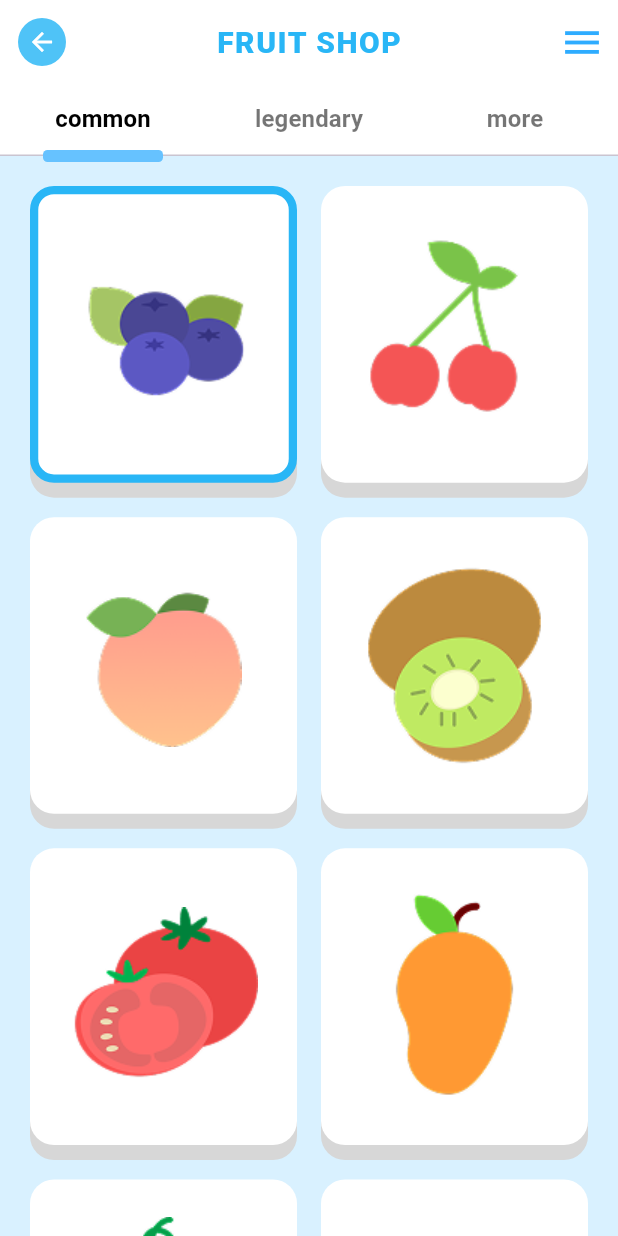
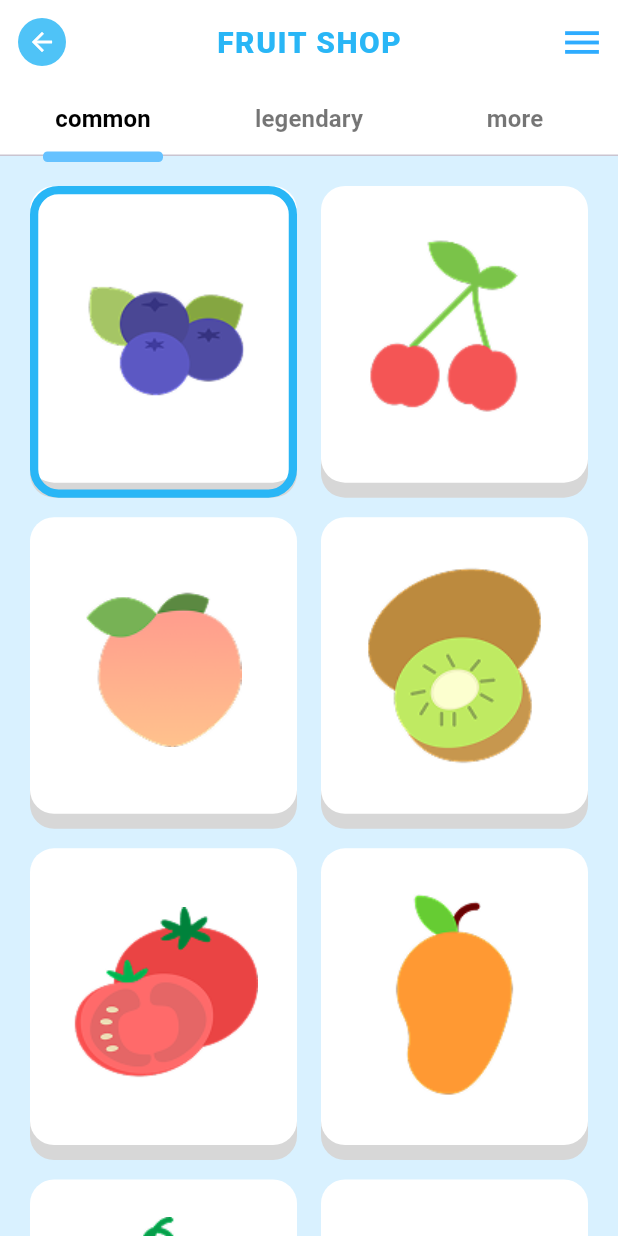
Before and after one commit to jinyoung804/Buggie, a Flutter app: the screen it shows after launch, on a phone screen of 412 x 824 dp. Run offline on Flutter 3.47's test engine with Material 3 defaults, Android fonts, the phone set to English and light mode, and no system bars; our stand-ins replace shared_preferences.

Commit message:
[fix] : 그림자 튀어나온 이슈

```diff
--- a/lib/screens/select_fruit_screen.dart
+++ b/lib/screens/select_fruit_screen.dart
@@ -103,7 +103,7 @@ class _SelectFruitScreenState extends State<SelectFruitScreen>
 
               // 2. 흰색 상자 하단 경계선에 딱 걸쳐있는 파란색 선(인디케이터)
               Positioned(
-                bottom: -4, // 👈 바 높이(6px)의 절반만큼 아래로 내리면 경계선 중앙에 반씩 걸쳐집니다!
+                bottom: -4,
                 left: 0,
                 right: 0,
                 child: AnimatedBuilder(
@@ -119,10 +119,10 @@ class _SelectFruitScreenState extends State<SelectFruitScreen>
                         width: tabWidth,
                         alignment: Alignment.center,
                         child: Container(
-                          width: 80, // 바의 가로 길이를 원하시는 대로 조정하세요
-                          height: 8,  // 바의 두께
+                          width: 80,
+                          height: 7,
                           decoration: BoxDecoration(
-                            color: const Color(0xFF66C2FF), // 진하늘색
+                            color: const Color(0xFF66C2FF),
                             borderRadius: BorderRadius.circular(3),
                           ),
                         ),
@@ -159,20 +159,19 @@ class _SelectFruitScreenState extends State<SelectFruitScreen>
                       selectedIndex = index;
                     });
                   },
+                  child: Stack(
+                    clipBehavior: Clip.none,
+                    children: [
+                      // 1. [바탕 카드] 선택 여부와 관계없이 크기와 그림자가 고정됨
+                      Positioned.fill(
                         child: Container(
                           decoration: BoxDecoration(
                             color: Colors.white,
                             borderRadius: BorderRadius.circular(16),
-                      border: Border.all(
-                        color: isSelected
-                            ? const Color(0xFF29B6F6)
-                            : Colors.transparent,
-                        width: isSelected ? 5.5 : 0,
-                      ),
                             boxShadow: const [
                               BoxShadow(
                                 color: Color(0xFFD7D7D7),
-                          offset: Offset(0, 10),
+                                offset: Offset(0, 10), // 하단 회색 그림자
                               ),
                             ],
                           ),
@@ -183,6 +182,27 @@ class _SelectFruitScreenState extends State<SelectFruitScreen>
                               fit: BoxFit.contain,
                             ),
                           ),
+                        ),
+                      ),
+
+                      // 2. [선택 테두리] 선택되었을 때만 회색 그림자 영역(bottom: -10)까지 통째로 테두리를 씌움
+                      if (isSelected)
+                        Positioned(
+                          top: 0,
+                          left: 0,
+                          right: 0,
+                          bottom: -10, // 하단 회색 그림자의 위치까지 내려와서 가려짐 없이 전면에서 둘러쌈
+                          child: Container(
+                            decoration: BoxDecoration(
+                              borderRadius: BorderRadius.circular(19),
+                              border: Border.all(
+                                color: const Color(0xFF29B6F6),
+                                width: 5.5,
+                              ),
+                            ),
+                          ),
+                        ),
+                    ],
                   ),
                 );
               },
```
Lines whose indentation alone changed are shown as unchanged.
